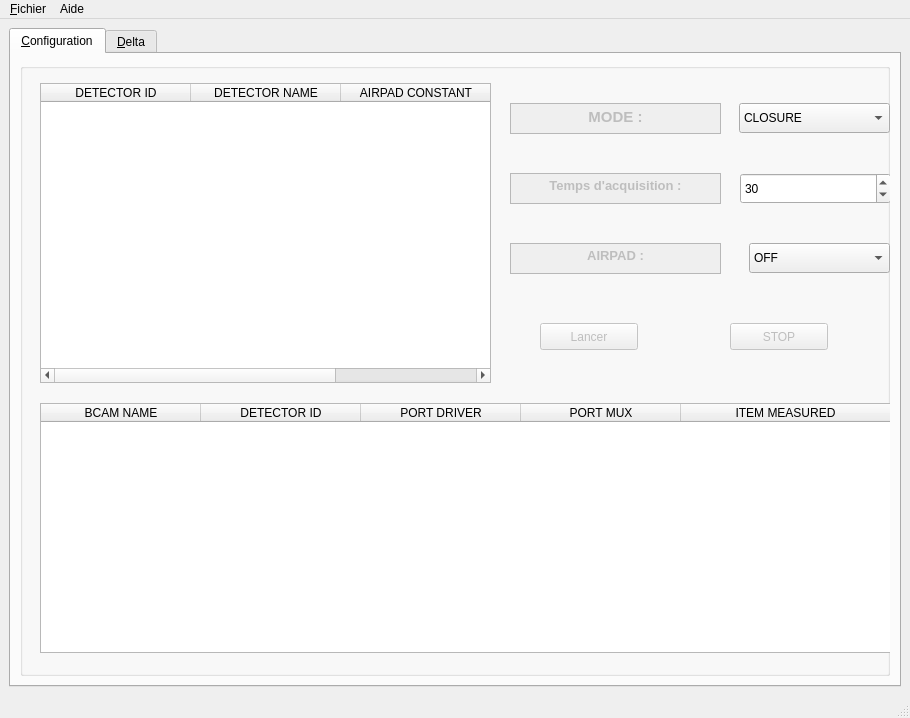
Above: ADEPO/ATLAS_BCAM.ui from CERN/atlas-adepo before the change. Below: the same form after it.
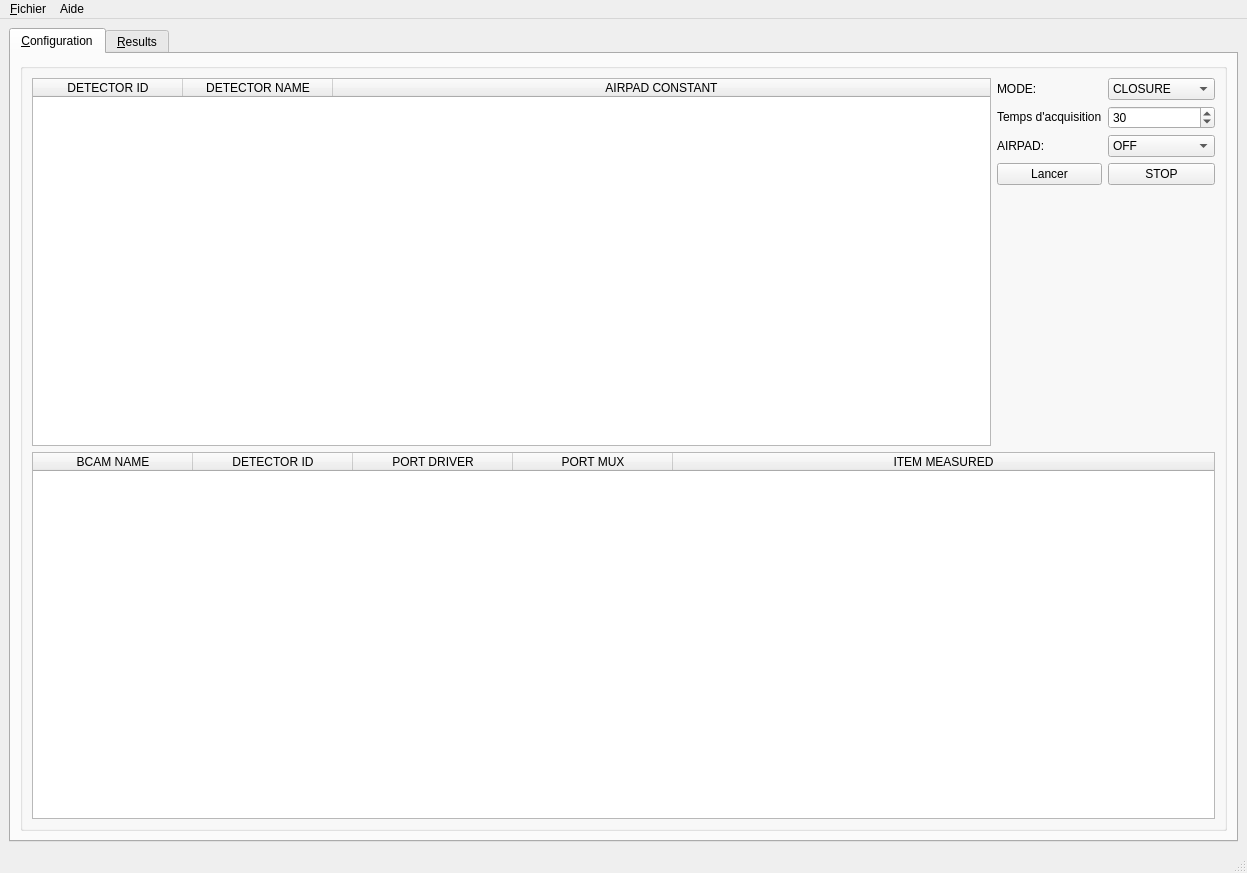
That is the form after the change. Icons and pictures are not drawn.

Commit message: Fixed #2, resize of interface; progress on #7

```diff
--- a/ADEPO/ATLAS_BCAM.ui
+++ b/ADEPO/ATLAS_BCAM.ui
@@ -6,8 +6,8 @@
    <rect>
     <x>0</x>
     <y>0</y>
-    <width>910</width>
-    <height>718</height>
+    <width>1247</width>
+    <height>873</height>
    </rect>
   </property>
   <property name="sizeIncrement">
@@ -37,137 +37,22 @@
        <layout class="QVBoxLayout" name="verticalLayout_6">
         <item>
          <widget class="QGroupBox" name="groupBox">
+          <property name="enabled">
+           <bool>true</bool>
+          </property>
           <property name="title">
            <string/>
           </property>
-          <widget class="QTableWidget" name="tableWidget_liste_bcams">
-           <property name="geometry">
-            <rect>
-             <x>20</x>
-             <y>340</y>
-             <width>851</width>
-             <height>250</height>
-            </rect>
-           </property>
-           <property name="sizePolicy">
-            <sizepolicy hsizetype="Expanding" vsizetype="Expanding">
-             <horstretch>0</horstretch>
-             <verstretch>0</verstretch>
-            </sizepolicy>
-           </property>
-           <property name="maximumSize">
-            <size>
-             <width>1000</width>
-             <height>250</height>
-            </size>
-           </property>
-           <property name="sizeIncrement">
-            <size>
-             <width>0</width>
-             <height>0</height>
-            </size>
-           </property>
-           <property name="baseSize">
-            <size>
-             <width>0</width>
-             <height>0</height>
-            </size>
-           </property>
-           <property name="autoScrollMargin">
-            <number>16</number>
-           </property>
-           <property name="editTriggers">
-            <set>QAbstractItemView::NoEditTriggers</set>
-           </property>
-           <property name="selectionMode">
-            <enum>QAbstractItemView::SingleSelection</enum>
-           </property>
-           <property name="selectionBehavior">
-            <enum>QAbstractItemView::SelectRows</enum>
-           </property>
-           <property name="textElideMode">
-            <enum>Qt::ElideNone</enum>
-           </property>
-           <property name="gridStyle">
-            <enum>Qt::SolidLine</enum>
-           </property>
-           <property name="sortingEnabled">
-            <bool>true</bool>
-           </property>
-           <attribute name="horizontalHeaderVisible">
-            <bool>true</bool>
-           </attribute>
-           <attribute name="horizontalHeaderCascadingSectionResizes">
-            <bool>false</bool>
-           </attribute>
-           <attribute name="horizontalHeaderDefaultSectionSize">
-            <number>160</number>
-           </attribute>
-           <attribute name="horizontalHeaderHighlightSections">
-            <bool>false</bool>
-           </attribute>
-           <attribute name="horizontalHeaderMinimumSectionSize">
-            <number>160</number>
-           </attribute>
-           <attribute name="horizontalHeaderShowSortIndicator" stdset="0">
-            <bool>true</bool>
-           </attribute>
-           <attribute name="horizontalHeaderStretchLastSection">
-            <bool>true</bool>
-           </attribute>
-           <attribute name="verticalHeaderVisible">
-            <bool>false</bool>
-           </attribute>
-           <attribute name="verticalHeaderCascadingSectionResizes">
-            <bool>false</bool>
-           </attribute>
-           <attribute name="verticalHeaderMinimumSectionSize">
-            <number>30</number>
-           </attribute>
-           <attribute name="verticalHeaderShowSortIndicator" stdset="0">
-            <bool>true</bool>
-           </attribute>
-           <attribute name="verticalHeaderStretchLastSection">
-            <bool>false</bool>
-           </attribute>
-           <column>
-            <property name="text">
-             <string>BCAM NAME</string>
-            </property>
-           </column>
-           <column>
-            <property name="text">
-             <string>DETECTOR ID</string>
-            </property>
-           </column>
-           <column>
-            <property name="text">
-             <string>PORT DRIVER</string>
-            </property>
-           </column>
-           <column>
-            <property name="text">
-             <string>PORT MUX</string>
-            </property>
-           </column>
-           <column>
-            <property name="text">
-             <string>ITEM MEASURED</string>
-            </property>
-           </column>
-          </widget>
+          <layout class="QVBoxLayout" name="verticalLayout_3">
+           <item>
+            <layout class="QVBoxLayout" name="verticalLayout_2">
+             <item>
+              <layout class="QHBoxLayout" name="horizontalLayout_3">
+               <item>
           <widget class="QTableWidget" name="tableWidget_liste_detectors">
            <property name="enabled">
             <bool>true</bool>
            </property>
-           <property name="geometry">
-            <rect>
-             <x>20</x>
-             <y>20</y>
-             <width>451</width>
-             <height>300</height>
-            </rect>
-           </property>
            <property name="sizePolicy">
             <sizepolicy hsizetype="Expanding" vsizetype="Expanding">
              <horstretch>20</horstretch>
@@ -180,12 +65,6 @@
              <height>0</height>
             </size>
            </property>
-           <property name="maximumSize">
-            <size>
-             <width>500</width>
-             <height>300</height>
-            </size>
-           </property>
            <property name="contextMenuPolicy">
             <enum>Qt::NoContextMenu</enum>
            </property>
@@ -282,143 +161,54 @@
             </property>
            </column>
           </widget>
-          <widget class="QTextEdit" name="textEdit_function_mode">
-           <property name="enabled">
+               </item>
+               <item>
+                <layout class="QGridLayout" name="gridLayout">
+                 <item row="4" column="0">
+                  <spacer name="verticalSpacer">
+                   <property name="orientation">
+                    <enum>Qt::Vertical</enum>
+                   </property>
+                   <property name="sizeHint" stdset="0">
+                    <size>
+                     <width>20</width>
+                     <height>40</height>
+                    </size>
+                   </property>
+                  </spacer>
+                 </item>
+                 <item row="2" column="0">
+                  <widget class="QLabel" name="textEdit_airpad">
+                   <property name="text">
+                    <string>AIRPAD:</string>
+                   </property>
+                   <property name="textFormat">
+                    <enum>Qt::RichText</enum>
+                   </property>
+                   <property name="scaledContents">
             <bool>false</bool>
            </property>
-           <property name="geometry">
-            <rect>
-             <x>490</x>
-             <y>110</y>
-             <width>211</width>
-             <height>31</height>
-            </rect>
-           </property>
-           <property name="html">
-            <string>&lt;!DOCTYPE HTML PUBLIC &quot;-//W3C//DTD HTML 4.0//EN&quot; &quot;http://www.w3.org/TR/REC-html40/strict.dtd&quot;&gt;
-&lt;html&gt;&lt;head&gt;&lt;meta name=&quot;qrichtext&quot; content=&quot;1&quot; /&gt;&lt;style type=&quot;text/css&quot;&gt;
-p, li { white-space: pre-wrap; }
-&lt;/style&gt;&lt;/head&gt;&lt;body style=&quot; font-family:'Ubuntu'; font-size:11pt; font-weight:400; font-style:normal;&quot;&gt;
-&lt;p align=&quot;center&quot; style=&quot; margin-top:0px; margin-bottom:0px; margin-left:0px; margin-right:0px; -qt-block-indent:0; text-indent:0px;&quot;&gt;&lt;span style=&quot; font-size:10pt; font-weight:600;&quot;&gt;Temps d'acquisition :&lt;/span&gt;&lt;/p&gt;&lt;/body&gt;&lt;/html&gt;</string>
-           </property>
-          </widget>
+                   <property name="buddy">
+                    <cstring>comboBox_2</cstring>
+                   </property>
+                  </widget>
+                 </item>
+                 <item row="3" column="0">
           <widget class="QPushButton" name="Boutton_lancer">
-           <property name="enabled">
-            <bool>false</bool>
-           </property>
-           <property name="geometry">
-            <rect>
-             <x>520</x>
-             <y>260</y>
-             <width>98</width>
-             <height>27</height>
-            </rect>
-           </property>
-           <property name="cursor">
-            <cursorShape>PointingHandCursor</cursorShape>
-           </property>
-           <property name="mouseTracking">
-            <bool>false</bool>
-           </property>
-           <property name="styleSheet">
-            <string notr="true"/>
-           </property>
            <property name="text">
             <string>Lancer</string>
            </property>
           </widget>
+                 </item>
+                 <item row="3" column="1">
           <widget class="QPushButton" name="boutton_arreter">
-           <property name="enabled">
-            <bool>false</bool>
-           </property>
-           <property name="geometry">
-            <rect>
-             <x>710</x>
-             <y>260</y>
-             <width>98</width>
-             <height>27</height>
-            </rect>
-           </property>
-           <property name="cursor">
-            <cursorShape>PointingHandCursor</cursorShape>
-           </property>
            <property name="text">
             <string>STOP</string>
            </property>
           </widget>
-          <widget class="QTextEdit" name="textEdit_airpad">
-           <property name="enabled">
-            <bool>false</bool>
-           </property>
-           <property name="geometry">
-            <rect>
-             <x>490</x>
-             <y>180</y>
-             <width>211</width>
-             <height>31</height>
-            </rect>
-           </property>
-           <property name="html">
-            <string>&lt;!DOCTYPE HTML PUBLIC &quot;-//W3C//DTD HTML 4.0//EN&quot; &quot;http://www.w3.org/TR/REC-html40/strict.dtd&quot;&gt;
-&lt;html&gt;&lt;head&gt;&lt;meta name=&quot;qrichtext&quot; content=&quot;1&quot; /&gt;&lt;style type=&quot;text/css&quot;&gt;
-p, li { white-space: pre-wrap; }
-&lt;/style&gt;&lt;/head&gt;&lt;body style=&quot; font-family:'Ubuntu'; font-size:11pt; font-weight:400; font-style:normal;&quot;&gt;
-&lt;p align=&quot;center&quot; style=&quot; margin-top:0px; margin-bottom:0px; margin-left:0px; margin-right:0px; -qt-block-indent:0; text-indent:0px;&quot;&gt;&lt;span style=&quot; font-size:10pt; font-weight:600;&quot;&gt;AIRPAD :&lt;/span&gt;&lt;/p&gt;&lt;/body&gt;&lt;/html&gt;</string>
-           </property>
-          </widget>
-          <widget class="QTextEdit" name="textEdit_mode">
-           <property name="enabled">
-            <bool>false</bool>
-           </property>
-           <property name="geometry">
-            <rect>
-             <x>490</x>
-             <y>40</y>
-             <width>211</width>
-             <height>31</height>
-            </rect>
-           </property>
-           <property name="mouseTracking">
-            <bool>false</bool>
-           </property>
-           <property name="acceptDrops">
-            <bool>false</bool>
-           </property>
-           <property name="tabChangesFocus">
-            <bool>false</bool>
-           </property>
-           <property name="undoRedoEnabled">
-            <bool>false</bool>
-           </property>
-           <property name="html">
-            <string>&lt;!DOCTYPE HTML PUBLIC &quot;-//W3C//DTD HTML 4.0//EN&quot; &quot;http://www.w3.org/TR/REC-html40/strict.dtd&quot;&gt;
-&lt;html&gt;&lt;head&gt;&lt;meta name=&quot;qrichtext&quot; content=&quot;1&quot; /&gt;&lt;style type=&quot;text/css&quot;&gt;
-p, li { white-space: pre-wrap; }
-&lt;/style&gt;&lt;/head&gt;&lt;body style=&quot; font-family:'Ubuntu'; font-size:11pt; font-weight:400; font-style:normal;&quot;&gt;
-&lt;p align=&quot;center&quot; style=&quot; margin-top:0px; margin-bottom:0px; margin-left:0px; margin-right:0px; -qt-block-indent:0; text-indent:0px;&quot;&gt;&lt;span style=&quot; font-weight:600;&quot;&gt;MODE :&lt;/span&gt;&lt;/p&gt;&lt;/body&gt;&lt;/html&gt;</string>
-           </property>
-           <property name="overwriteMode">
-            <bool>false</bool>
-           </property>
-           <property name="acceptRichText">
-            <bool>true</bool>
-           </property>
-           <property name="textInteractionFlags">
-            <set>Qt::TextEditorInteraction</set>
-           </property>
-          </widget>
+                 </item>
+                 <item row="1" column="1">
           <widget class="QSpinBox" name="spinBox">
-           <property name="enabled">
-            <bool>true</bool>
-           </property>
-           <property name="geometry">
-            <rect>
-             <x>720</x>
-             <y>110</y>
-             <width>151</width>
-             <height>31</height>
-            </rect>
-           </property>
            <property name="accelerated">
             <bool>true</bool>
            </property>
@@ -432,35 +222,9 @@
             <number>30</number>
            </property>
           </widget>
-          <widget class="QComboBox" name="comboBox_2">
-           <property name="geometry">
-            <rect>
-             <x>729</x>
-             <y>180</y>
-             <width>141</width>
-             <height>30</height>
-            </rect>
-           </property>
-           <item>
-            <property name="text">
-             <string>OFF</string>
-            </property>
-           </item>
-           <item>
-            <property name="text">
-             <string>ON</string>
-            </property>
-           </item>
-          </widget>
+                 </item>
+                 <item row="0" column="1">
           <widget class="QComboBox" name="comboBox">
-           <property name="geometry">
-            <rect>
-             <x>719</x>
-             <y>40</y>
-             <width>151</width>
-             <height>30</height>
-            </rect>
-           </property>
            <item>
             <property name="text">
              <string>CLOSURE</string>
@@ -472,21 +236,260 @@
             </property>
            </item>
           </widget>
+                 </item>
+                 <item row="1" column="0">
+                  <widget class="QLabel" name="textEdit_function_mode">
+                   <property name="text">
+                    <string>Temps d'acquisition</string>
+                   </property>
+                   <property name="textFormat">
+                    <enum>Qt::RichText</enum>
+                   </property>
+                   <property name="buddy">
+                    <cstring>spinBox</cstring>
+                   </property>
+                  </widget>
+                 </item>
+                 <item row="2" column="1">
+                  <widget class="QComboBox" name="comboBox_2">
+                   <item>
+                    <property name="text">
+                     <string>OFF</string>
+                    </property>
+                   </item>
+                   <item>
+                    <property name="text">
+                     <string>ON</string>
+                    </property>
+                   </item>
+                  </widget>
+                 </item>
+                 <item row="0" column="0">
+                  <widget class="QLabel" name="textEdit_mode">
+                   <property name="text">
+                    <string>MODE:</string>
+                   </property>
+                   <property name="textFormat">
+                    <enum>Qt::RichText</enum>
+                   </property>
+                   <property name="buddy">
+                    <cstring>comboBox</cstring>
+                   </property>
+                  </widget>
+                 </item>
+                </layout>
+               </item>
+              </layout>
+             </item>
+             <item>
+              <widget class="QTableWidget" name="tableWidget_liste_bcams">
+               <property name="sizePolicy">
+                <sizepolicy hsizetype="Expanding" vsizetype="Expanding">
+                 <horstretch>0</horstretch>
+                 <verstretch>0</verstretch>
+                </sizepolicy>
+               </property>
+               <property name="sizeIncrement">
+                <size>
+                 <width>0</width>
+                 <height>0</height>
+                </size>
+               </property>
+               <property name="baseSize">
+                <size>
+                 <width>0</width>
+                 <height>0</height>
+                </size>
+               </property>
+               <property name="autoScrollMargin">
+                <number>16</number>
+               </property>
+               <property name="editTriggers">
+                <set>QAbstractItemView::NoEditTriggers</set>
+               </property>
+               <property name="selectionMode">
+                <enum>QAbstractItemView::SingleSelection</enum>
+               </property>
+               <property name="selectionBehavior">
+                <enum>QAbstractItemView::SelectRows</enum>
+               </property>
+               <property name="textElideMode">
+                <enum>Qt::ElideNone</enum>
+               </property>
+               <property name="gridStyle">
+                <enum>Qt::SolidLine</enum>
+               </property>
+               <property name="sortingEnabled">
+                <bool>true</bool>
+               </property>
+               <attribute name="horizontalHeaderVisible">
+                <bool>true</bool>
+               </attribute>
+               <attribute name="horizontalHeaderDefaultSectionSize">
+                <number>160</number>
+               </attribute>
+               <attribute name="horizontalHeaderHighlightSections">
+                <bool>false</bool>
+               </attribute>
+               <attribute name="horizontalHeaderMinimumSectionSize">
+                <number>160</number>
+               </attribute>
+               <attribute name="horizontalHeaderShowSortIndicator" stdset="0">
+                <bool>true</bool>
+               </attribute>
+               <attribute name="horizontalHeaderStretchLastSection">
+                <bool>true</bool>
+               </attribute>
+               <attribute name="verticalHeaderVisible">
+                <bool>false</bool>
+               </attribute>
+               <attribute name="verticalHeaderCascadingSectionResizes">
+                <bool>false</bool>
+               </attribute>
+               <attribute name="verticalHeaderMinimumSectionSize">
+                <number>30</number>
+               </attribute>
+               <attribute name="verticalHeaderShowSortIndicator" stdset="0">
+                <bool>true</bool>
+               </attribute>
+               <attribute name="verticalHeaderStretchLastSection">
+                <bool>false</bool>
+               </attribute>
+               <column>
+                <property name="text">
+                 <string>BCAM NAME</string>
+                </property>
+               </column>
+               <column>
+                <property name="text">
+                 <string>DETECTOR ID</string>
+                </property>
+               </column>
+               <column>
+                <property name="text">
+                 <string>PORT DRIVER</string>
+                </property>
+               </column>
+               <column>
+                <property name="text">
+                 <string>PORT MUX</string>
+                </property>
+               </column>
+               <column>
+                <property name="text">
+                 <string>ITEM MEASURED</string>
+                </property>
+               </column>
+              </widget>
+             </item>
+            </layout>
+           </item>
+          </layout>
          </widget>
         </item>
        </layout>
       </widget>
       <widget class="QWidget" name="widget">
        <attribute name="title">
-        <string>&amp;Delta</string>
+        <string>&amp;Results</string>
        </attribute>
-       <layout class="QVBoxLayout" name="verticalLayout_2">
-        <property name="spacing">
-         <number>3</number>
-        </property>
-        <property name="margin">
-         <number>5</number>
-        </property>
+       <layout class="QHBoxLayout" name="horizontalLayout_2">
+        <item>
+         <layout class="QVBoxLayout" name="verticalLayout">
+          <item>
+           <layout class="QHBoxLayout" name="horizontalLayout">
+            <item>
+             <spacer name="horizontalSpacer">
+              <property name="orientation">
+               <enum>Qt::Horizontal</enum>
+              </property>
+              <property name="sizeHint" stdset="0">
+               <size>
+                <width>40</width>
+                <height>20</height>
+               </size>
+              </property>
+             </spacer>
+            </item>
+            <item>
+             <widget class="QPushButton" name="pushButton">
+              <property name="text">
+               <string>Next Measurement</string>
+              </property>
+             </widget>
+            </item>
+            <item>
+             <widget class="QPushButton" name="pushButton_2">
+              <property name="text">
+               <string>Stop</string>
+              </property>
+             </widget>
+            </item>
+            <item>
+             <widget class="QPushButton" name="pushButton_3">
+              <property name="text">
+               <string>Reset</string>
+              </property>
+             </widget>
+            </item>
+           </layout>
+          </item>
+          <item>
+           <widget class="QTableWidget" name="tableWidget">
+            <property name="alternatingRowColors">
+             <bool>true</bool>
+            </property>
+            <property name="sortingEnabled">
+             <bool>true</bool>
+            </property>
+            <attribute name="horizontalHeaderCascadingSectionResizes">
+             <bool>false</bool>
+            </attribute>
+            <attribute name="horizontalHeaderStretchLastSection">
+             <bool>false</bool>
+            </attribute>
+            <attribute name="verticalHeaderCascadingSectionResizes">
+             <bool>false</bool>
+            </attribute>
+            <column>
+             <property name="text">
+              <string>BCAM Name</string>
+             </property>
+            </column>
+            <column>
+             <property name="text">
+              <string>X</string>
+             </property>
+            </column>
+            <column>
+             <property name="text">
+              <string>Y</string>
+             </property>
+            </column>
+            <column>
+             <property name="text">
+              <string>Z</string>
+             </property>
+            </column>
+            <column>
+             <property name="text">
+              <string>delta X</string>
+             </property>
+            </column>
+            <column>
+             <property name="text">
+              <string>delta Y</string>
+             </property>
+            </column>
+            <column>
+             <property name="text">
+              <string>delta Z</string>
+             </property>
+            </column>
+           </widget>
+          </item>
+         </layout>
+        </item>
        </layout>
       </widget>
      </widget>
@@ -498,8 +501,8 @@
     <rect>
      <x>0</x>
      <y>0</y>
-     <width>910</width>
-     <height>25</height>
+     <width>1247</width>
+     <height>22</height>
     </rect>
    </property>
    <widget class="QMenu" name="menuFichier">
```
Lines whose indentation alone changed are shown as unchanged. The commit also changes 2 other files.
